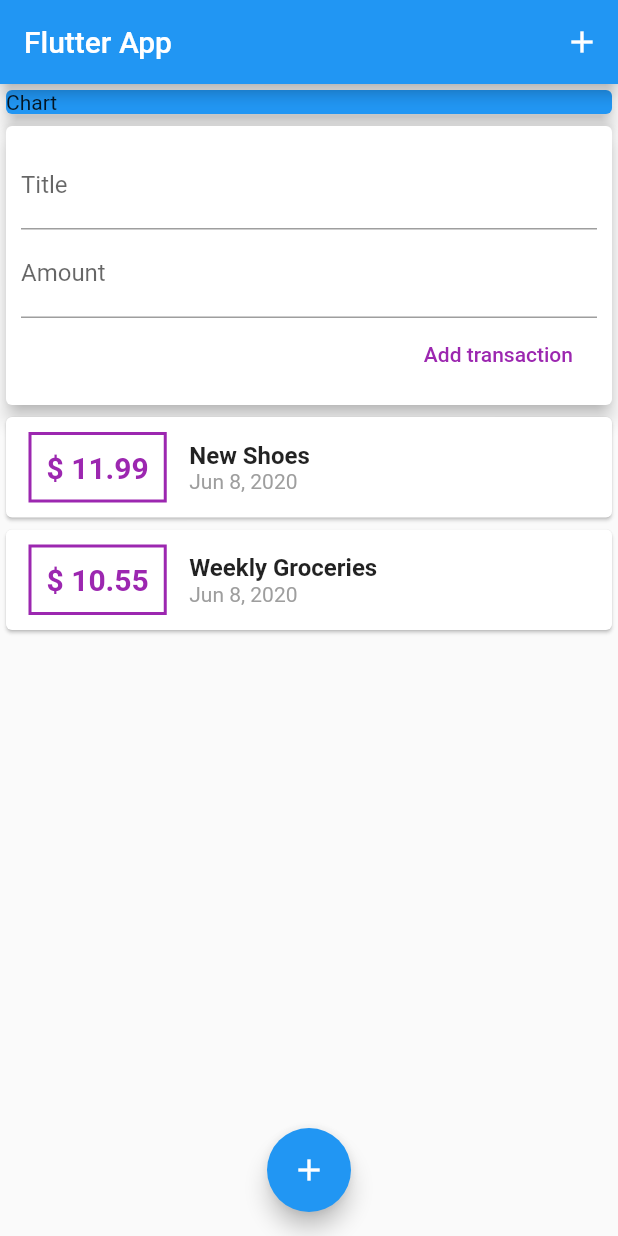
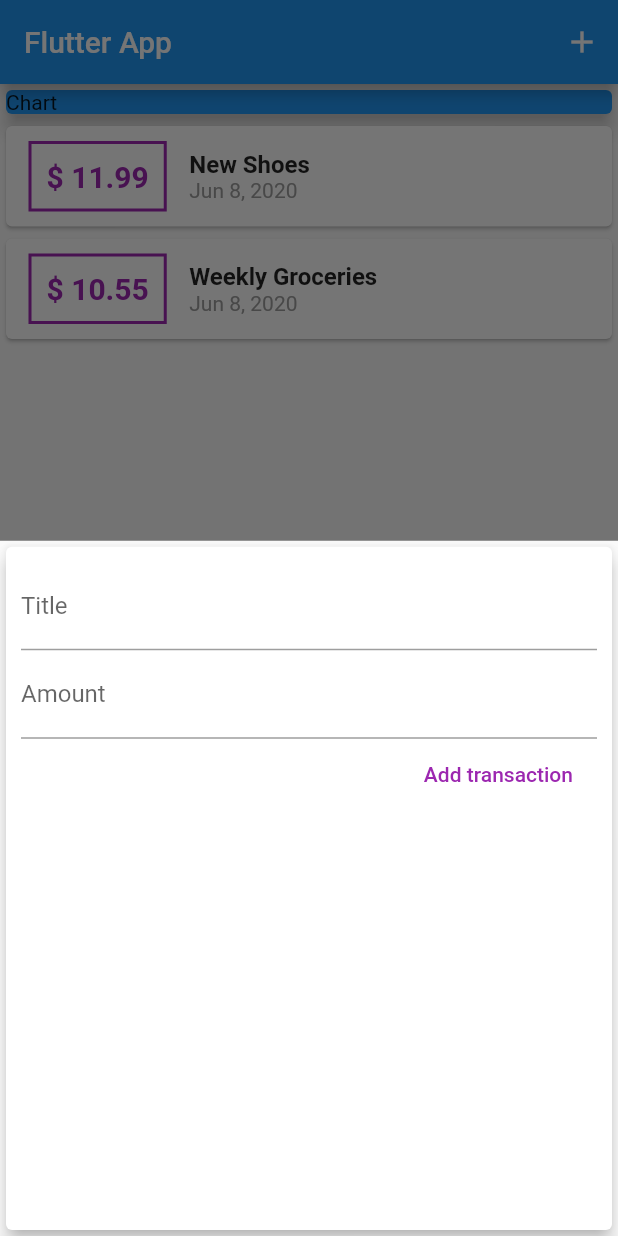
Before and after one commit to aospiridonov/flutter_expense_planner, a Flutter app: the screen it shows after launch, after a tap on the "add" icon, on a phone screen of 412 x 824 dp. Run offline on Flutter 3.47's test engine with Material 2 defaults, Android fonts, the phone set to English and light mode, and no system bars.

Commit message:
refactoring: removeuser_transaction, add show modal bottom sheet

```diff
--- a/lib/main.dart
+++ b/lib/main.dart
@@ -1,5 +1,7 @@
 import 'package:flutter/material.dart';
-import './widgets/user_transaction.dart';
+import 'package:flutter_expense_planner/widgets/new_transation.dart';
+import './widgets/transaction_list.dart';
+import './models/transaction.dart';
 
 void main() => runApp(MyApp());
 
@@ -13,7 +15,50 @@ class MyApp extends StatelessWidget {
   }
 }
 
-class MyHomePage extends StatelessWidget {
+class MyHomePage extends StatefulWidget {
+  @override
+  _MyHomePageState createState() => _MyHomePageState();
+}
+
+class _MyHomePageState extends State<MyHomePage> {
+  final List<Transaction> _userTransations = [
+    Transaction(
+      id: "id_1",
+      title: "New Shoes",
+      amount: 11.99,
+      date: DateTime.now(),
+    ),
+    Transaction(
+      id: "id_2",
+      title: "Weekly Groceries",
+      amount: 10.55,
+      date: DateTime.now(),
+    ),
+  ];
+
+  void _addTransaction(String title, double amount) {
+    final newTransaction = Transaction(
+        title: title,
+        amount: amount,
+        date: DateTime.now(),
+        id: DateTime.now().toString());
+
+    setState(() {
+      _userTransations.add(newTransaction);
+    });
+  }
+
+  void _startAddNewTransaction(BuildContext context) {
+    showModalBottomSheet(
+      context: context,
+      builder: (_) => GestureDetector(
+        onTap: () {},
+        child: NewTransation(_addTransaction),
+        behavior: HitTestBehavior.opaque,
+      ),
+    );
+  }
+
   @override
   Widget build(BuildContext context) {
     //String titleInput;
@@ -27,7 +72,7 @@ class MyHomePage extends StatelessWidget {
         actions: <Widget>[
           IconButton(
             icon: Icon(Icons.add),
-            onPressed: () {},
+            onPressed: () => _startAddNewTransaction(context),
           ),
         ],
       ),
@@ -44,14 +89,14 @@ class MyHomePage extends StatelessWidget {
                 elevation: 5.0,
               ),
             ),
-            UserTransactions()
+            TransactionList(_userTransations),
           ],
         ),
       ),
       floatingActionButtonLocation: FloatingActionButtonLocation.centerFloat,
       floatingActionButton: FloatingActionButton(
         child: Icon(Icons.add),
-        onPressed: () {},
+        onPressed: () => _startAddNewTransaction(context),
       ),
     );
   }
--- a/lib/widgets/new_transation.dart
+++ b/lib/widgets/new_transation.dart
@@ -1,11 +1,18 @@
 import 'package:flutter/material.dart';
 
-class NewTransation extends StatelessWidget {
+class NewTransation extends StatefulWidget {
   final Function addTransaction;
-  final titleController = TextEditingController();
-  final amountController = TextEditingController();
 
   NewTransation(this.addTransaction);
+
+  @override
+  _NewTransationState createState() => _NewTransationState();
+}
+
+class _NewTransationState extends State<NewTransation> {
+  final titleController = TextEditingController();
+
+  final amountController = TextEditingController();
 
   void submitData() {
     final enteredTitle = titleController.text;
@@ -14,7 +21,8 @@ class NewTransation extends StatelessWidget {
       return;
     }
 
-    addTransaction(enteredTitle, enteredAmount);
+    widget.addTransaction(enteredTitle, enteredAmount);
+    Navigator.of(context).pop();
   }
 
   @override
--- a/lib/widgets/user_transaction.dart
+++ /dev/null
@@ -1,48 +0,0 @@
-import 'package:flutter/material.dart';
-import './new_transation.dart';
-import './transaction_list.dart';
-import '../models/transaction.dart';
-
-class UserTransactions extends StatefulWidget {
-  @override
-  _UserTransactionsState createState() => _UserTransactionsState();
-}
-
-class _UserTransactionsState extends State<UserTransactions> {
-  final List<Transaction> _userTransations = [
-    Transaction(
-      id: "id_1",
-      title: "New Shoes",
-      amount: 11.99,
-      date: DateTime.now(),
-    ),
-    Transaction(
-      id: "id_2",
-      title: "Weekly Groceries",
-      amount: 10.55,
-      date: DateTime.now(),
-    ),
-  ];
-
-  void _addTransaction(String title, double amount) {
-    final newTransaction = Transaction(
-        title: title,
-        amount: amount,
-        date: DateTime.now(),
-        id: DateTime.now().toString());
-
-    setState(() {
-      _userTransations.add(newTransaction);
-    });
-  }
-
-  @override
-  Widget build(BuildContext context) {
-    return Column(
-      children: <Widget>[
-        NewTransation(_addTransaction),
-        TransactionList(_userTransations),
-      ],
-    );
-  }
-}
```
